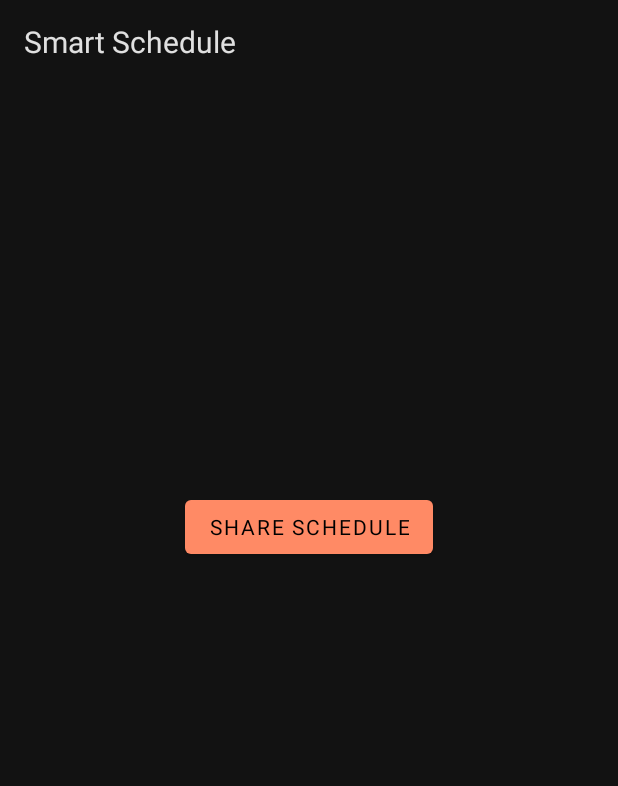
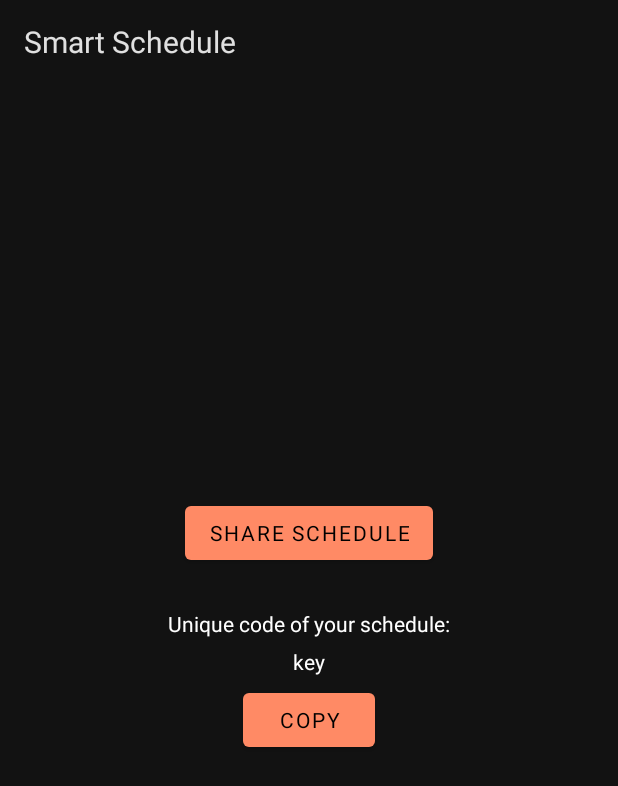
Before and after one commit to Daniloday/SmartSchedule, an Android app: the fragment ExportFragment shown on its own in the app's theme, after a tap on "SHARE SCHEDULE", on a phone screen of 412 x 824 dp. Shown: the top 786 px of the screen. Run offline under Robolectric (Android 15) with nearby library versions, the phone set to English and light mode, and no system bars; our stand-ins replace Dagger/Hilt's generated code, Firebase (no records; nobody signed in at launch, a user with empty details on screens opened directly), Room's generated code; Roboto replaces fonts that are not available here.

Commit message:
import new

```diff
--- a/app/src/main/java/com/missclick/smartschedule/data/datasource/remote/RemoteDataSource.kt
+++ b/app/src/main/java/com/missclick/smartschedule/data/datasource/remote/RemoteDataSource.kt
@@ -9,6 +9,9 @@ import com.missclick.smartschedule.data.datasource.local.entity.DayEntity
 import com.missclick.smartschedule.data.datasource.local.entity.LessonEntity
 import com.missclick.smartschedule.data.datasource.remote.remoteModels.ScheduleFB
 import com.missclick.smartschedule.data.repository.LessonRepository
+import kotlinx.coroutines.Deferred
+import kotlinx.coroutines.GlobalScope
+import kotlinx.coroutines.async
 
 class RemoteDataSource {
 
@@ -19,20 +22,15 @@ class RemoteDataSource {
         dbRef = db.getReference("Schedule")
     }
 
-    fun addScheduleToFirebase(lessons : List<LessonEntity>, dayEntities: List<DayEntity>):String? {
-        val idLog = dbRef.push().key
-//        if (idLog != null) {
-//            for(lesson in lessons)
-//                dbRef.child(idLog).child("Lessons").child(lesson.id.toString()).setValue(lesson)
-//            for(day in dayEntities)
-//                dbRef.child(idLog).child("Days").child(day.id.toString()).setValue(day)
-//            return idLog
-//        }
-        if (idLog != null) {
-            dbRef.child(idLog).setValue(ScheduleFB(lessons = lessons, days = dayEntities))
-            return idLog
+    fun addScheduleToFirebase(lessons : List<LessonEntity>, dayEntities: List<DayEntity>): Deferred<String?> {
+        return GlobalScope.async {
+            val idLog = dbRef.push().key
+            if (idLog != null) {
+                dbRef.child(idLog).setValue(ScheduleFB(lessons = lessons, days = dayEntities))
+                idLog
+            }
+            else null
         }
-        return null
     }
 
     fun importScheduleFromFirebase(id : String, callback : LessonRepository.Callback){
--- a/app/src/main/java/com/missclick/smartschedule/data/repository/LessonRepository.kt
+++ b/app/src/main/java/com/missclick/smartschedule/data/repository/LessonRepository.kt
@@ -1,5 +1,6 @@
 package com.missclick.smartschedule.data.repository
 
+import android.util.Log
 import com.missclick.smartschedule.data.datasource.local.LocalDataSource
 import com.missclick.smartschedule.data.datasource.local.entity.DayEntity
 import com.missclick.smartschedule.data.datasource.remote.RemoteDataSource
@@ -62,10 +63,11 @@ class LessonRepository(
     }
 
     //imp/exp
-    override suspend fun exportSchedule():String?{
+    override suspend fun exportSchedule() : String?{
         val lessons =  local.getLessonsAsync().await()
         val dayEntities =  local.getAllDaysAsync().await()
-        return remote.addScheduleToFirebase(lessons = lessons, dayEntities = dayEntities)
+        val a = remote.addScheduleToFirebase(lessons = lessons, dayEntities = dayEntities).await()
+        return a
     }
 
     override suspend fun importSchedule(id : String){
--- a/app/src/main/java/com/missclick/smartschedule/ui/export/ExportFragment.kt
+++ b/app/src/main/java/com/missclick/smartschedule/ui/export/ExportFragment.kt
@@ -1,15 +1,23 @@
 package com.missclick.smartschedule.ui.export
 
+import android.R.attr.label
+import android.content.ClipData
+import android.content.ClipboardManager
+import android.content.Context
 import android.os.Bundle
+import android.util.Log
 import android.view.LayoutInflater
 import android.view.View
 import android.view.ViewGroup
-import android.widget.TextView
+import android.view.inputmethod.InputMethodManager
+import androidx.core.content.ContextCompat.getSystemService
 import androidx.fragment.app.Fragment
 import androidx.lifecycle.Observer
 import androidx.lifecycle.ViewModelProviders
+import com.missclick.smartschedule.MainActivity
 import com.missclick.smartschedule.R
 import kotlinx.android.synthetic.main.export_fragment.*
+
 
 class ExportFragment : Fragment() {
 
@@ -24,8 +32,8 @@ class ExportFragment : Fragment() {
                 ViewModelProviders.of(this).get(ExportViewModel::class.java)
         val root = inflater.inflate(R.layout.export_fragment, container, false)
 
-        exportViewModel.text.observe(viewLifecycleOwner, Observer {
-           //we can somethings write here
+        exportViewModel.idCode.observe(viewLifecycleOwner, Observer {
+            text_your_code.text = it
         })
         return root
     }
@@ -34,6 +42,16 @@ class ExportFragment : Fragment() {
         super.onViewCreated(view, savedInstanceState)
         button_export.setOnClickListener {
             exportViewModel.export()
+            text_your_code_help.visibility = View.VISIBLE
+            text_your_code.visibility = View.VISIBLE
+            button_copy.visibility = View.VISIBLE
+        }
+
+        button_copy.setOnClickListener {
+            val clipboard: ClipboardManager? = //getSystemService<Any>(Context.CLIPBOARD_SERVICE) as ClipboardManager?
+            (context?.getSystemService(Context.CLIPBOARD_SERVICE) as ClipboardManager)
+            val clip = ClipData.newPlainText(label.toString(),  text_your_code.text)
+            clipboard!!.setPrimaryClip(clip)
         }
     }
 }
--- a/app/src/main/java/com/missclick/smartschedule/ui/export/ExportViewModel.kt
+++ b/app/src/main/java/com/missclick/smartschedule/ui/export/ExportViewModel.kt
@@ -15,10 +15,7 @@ class ExportViewModel : ViewModel() {
 
     @Inject
     lateinit var repository: ILessonRepository
-    private val _text = MutableLiveData<String>().apply {
-        value = "This is export Fragment"
-    }
-    val text: LiveData<String> = _text
+    val idCode = MutableLiveData<String>()
 
     init {
         App.appComponent.inject(this)
@@ -26,8 +23,9 @@ class ExportViewModel : ViewModel() {
 
     fun export(){
         GlobalScope.launch(Dispatchers.IO) {
+            val id = repository.exportSchedule()
             withContext(Dispatchers.Main){
-                repository.exportSchedule()
+                idCode.value = id
             }
         }
     }
--- a/app/src/main/java/com/missclick/smartschedule/ui/mainScreen/schedule/ScheduleViewModel.kt
+++ b/app/src/main/java/com/missclick/smartschedule/ui/mainScreen/schedule/ScheduleViewModel.kt
@@ -22,7 +22,7 @@ class ScheduleViewModel() : ViewModel() {
 
     @Inject
     lateinit var repository: ILessonRepository
-    private var onPause: Int = 0 // 0 - not onPause, 1 - in add lesson, 2 - in info
+    private var onPause: Int = 0 // 0 - not onPause or else, 1 - in add lesson
     val stateData = MutableLiveData<ScheduleViewStates>().default(initialValue = ScheduleViewStates.LoadingState())
 
     init {
--- a/app/src/main/res/layout/export_fragment.xml
+++ b/app/src/main/res/layout/export_fragment.xml
@@ -6,13 +6,46 @@
     android:layout_height="match_parent"
     tools:context=".ui.export.ExportFragment">
 
-    <Button
+    <com.google.android.material.button.MaterialButton
         android:id="@+id/button_export"
         android:layout_width="wrap_content"
         android:layout_height="wrap_content"
-        android:layout_marginTop="271dp"
+        android:layout_marginTop="275dp"
         android:text="@string/menu_export"
         app:layout_constraintEnd_toEndOf="parent"
         app:layout_constraintStart_toStartOf="parent"
         app:layout_constraintTop_toTopOf="parent" />
+
+    <com.google.android.material.textview.MaterialTextView
+        android:id="@+id/text_your_code_help"
+        android:layout_width="wrap_content"
+        android:layout_height="wrap_content"
+        android:layout_marginTop="350dp"
+        android:text="Unique code of your schedule:"
+        app:layout_constraintEnd_toEndOf="parent"
+        app:layout_constraintStart_toStartOf="parent"
+        app:layout_constraintTop_toTopOf="parent"
+        android:visibility="invisible"/>
+
+    <com.google.android.material.textview.MaterialTextView
+        android:id="@+id/text_your_code"
+        android:layout_width="wrap_content"
+        android:layout_height="wrap_content"
+        android:layout_marginTop="375dp"
+        app:layout_constraintEnd_toEndOf="parent"
+        app:layout_constraintStart_toStartOf="parent"
+        app:layout_constraintTop_toTopOf="parent"
+        android:visibility="invisible"/>
+
+    <com.google.android.material.button.MaterialButton
+        android:id="@+id/button_copy"
+        android:layout_width="wrap_content"
+        android:layout_height="wrap_content"
+        android:layout_marginTop="400dp"
+        android:text="copy"
+        app:layout_constraintEnd_toEndOf="parent"
+        app:layout_constraintStart_toStartOf="parent"
+        app:layout_constraintTop_toTopOf="parent"
+        android:visibility="gone"/>
+
 </androidx.constraintlayout.widget.ConstraintLayout>
```
